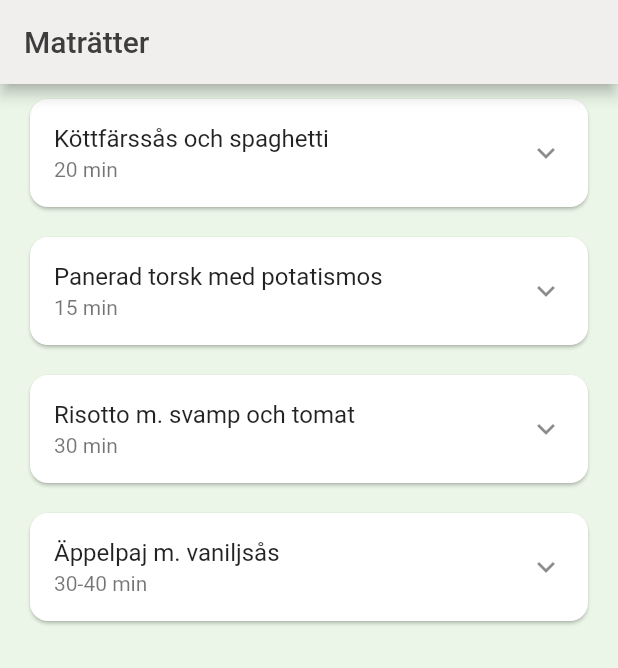
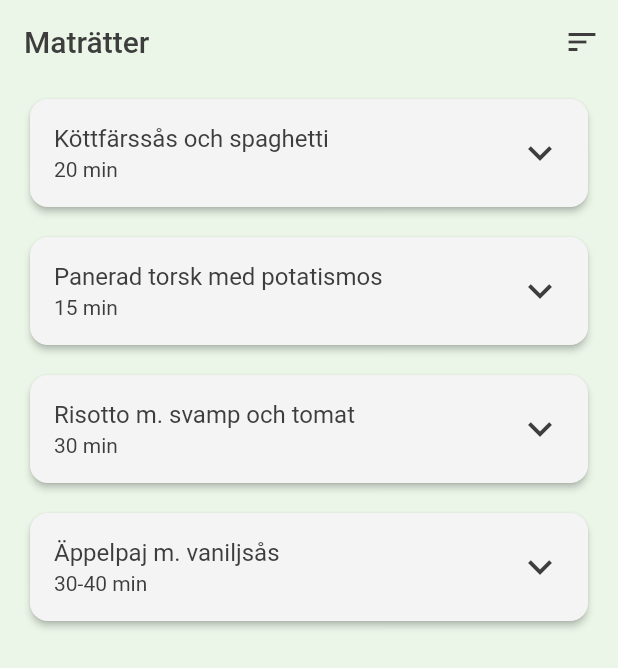
Before and after one commit to gustavAlbrekts0n/matapp, a Flutter app: the screen it shows after launch, on a phone screen of 412 x 824 dp. Shown: the top 668 px of the screen. Run offline on Flutter 3.47's test engine with Material 2 defaults, Android fonts, the phone set to English and light mode, and no system bars; Roboto replaces fonts that are missing (Roboto-Bold).

Commit message:
Added fonts (roboto + roboto bold)

```diff
--- a/lib/pages/add_dish.dart
+++ b/lib/pages/add_dish.dart
@@ -10,7 +10,7 @@ class AddDish extends StatefulWidget {
 class _AddDishState extends State<AddDish> {
 
   final colorBackground = Color.fromRGBO(235, 246, 232, 1.0);
-  final colorWhite = Color.fromRGBO(241, 238, 238, 1.0);
+  final colorWhite = Color.fromRGBO(244, 244, 244, 1.0);
   final colorGray = Color.fromRGBO(60, 61, 60, 1.0);
   final colorBlue = Color.fromRGBO(87, 174, 211, 1.0);
 
--- a/lib/pages/home.dart
+++ b/lib/pages/home.dart
@@ -10,7 +10,7 @@ class Home extends StatefulWidget {
 
 class _HomeState extends State<Home> {
   final colorBackground = Color.fromRGBO(235, 246, 232, 1.0);
-  final colorWhite = Color.fromRGBO(241, 238, 238, 1.0);
+  final colorWhite = Color.fromRGBO(244, 244, 244, 1.0);
   final colorGray = Color.fromRGBO(60, 61, 60, 1.0);
   final colorBlue = Color.fromRGBO(87, 174, 211, 1.0);
 
@@ -26,17 +26,30 @@ class _HomeState extends State<Home> {
     return Scaffold(
       backgroundColor: colorBackground,
       appBar: AppBar(
-        backgroundColor: colorWhite,
+        backgroundColor: Colors.transparent,
+        elevation: 0,
         title: Text(
           "Maträtter",
-          style: TextStyle(color: colorGray),
+          style: TextStyle(
+            color: colorGray,
+            fontFamily: "Roboto-Bold",
+          ),
         ),
+        actions: [
+          IconButton(
+            onPressed: () {},
+            icon: Icon(Icons.sort),
+            color: colorGray,
+          ),
+        ],
       ),
       body: ListView.builder(
         itemCount: dishes.length,
         itemBuilder: (context, index) {
         return Card(
+          color: colorWhite,
           margin: EdgeInsets.fromLTRB(20, 10, 20, 10),
+          elevation: 2.0,
           shape: RoundedRectangleBorder(
             borderRadius: BorderRadius.all(Radius.circular(12)),
           ),
@@ -44,9 +57,25 @@ class _HomeState extends State<Home> {
             onTap: () {
               print(dishes[index].time);
             },
-            title: Text(dishes[index].name),
-            subtitle: Text(dishes[index].time),
-            trailing: Icon(Icons.keyboard_arrow_down),
+            title: Text(
+              dishes[index].name,
+              style: TextStyle(
+                color: colorGray,
+                fontFamily: "Roboto",
+              ),
+            ),
+            subtitle: Text(
+              dishes[index].time,
+              style: TextStyle(
+                color: colorGray,
+                fontFamily: "Roboto-Bold",
+              ),
+            ),
+            trailing: Icon(
+              Icons.keyboard_arrow_down,
+              color: colorGray,
+              size: 32,
+            ),
           ),
         );
       }),
```
Also changed, not shown: pubspec.yaml (+8 -12 lines).
